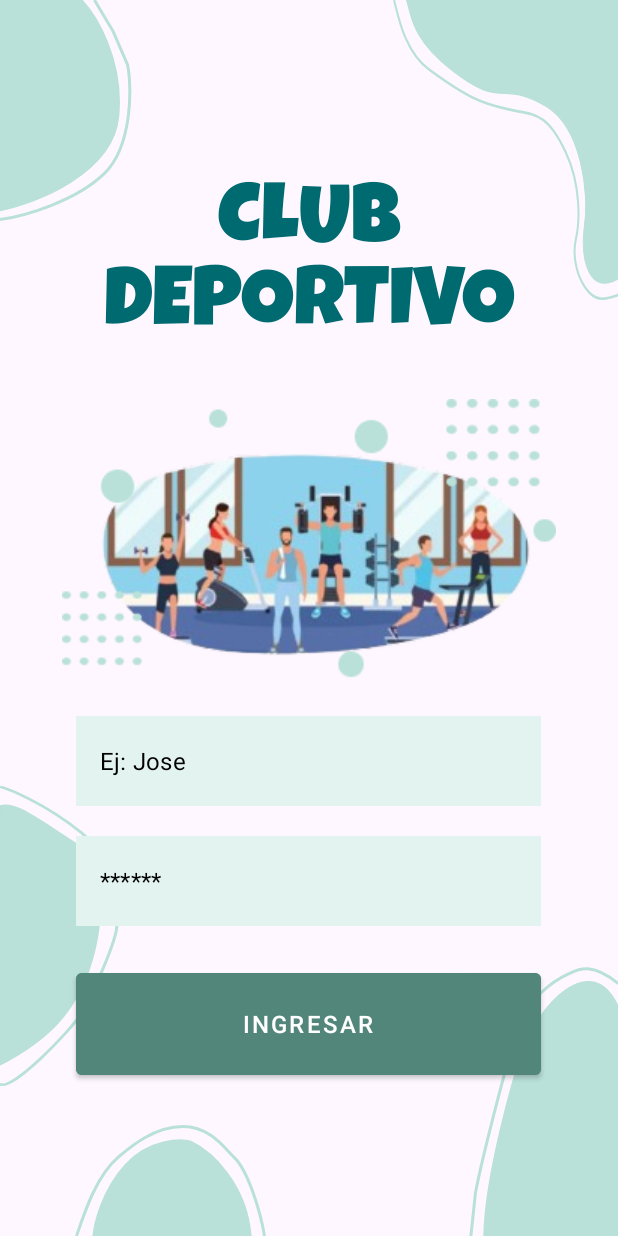
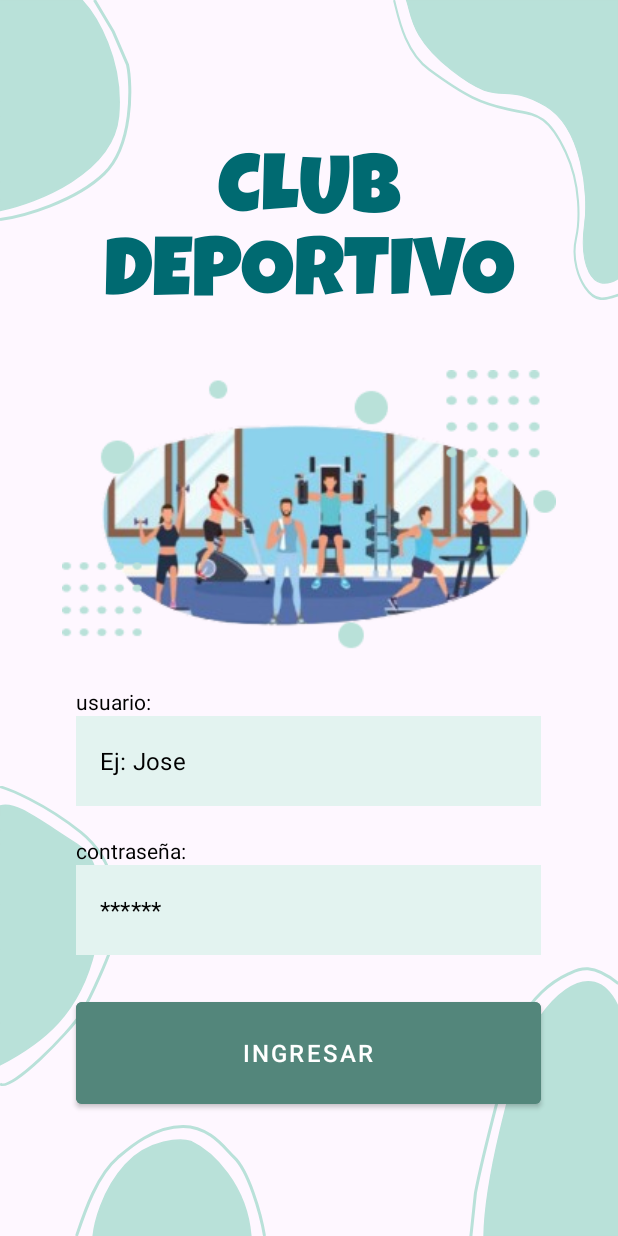
Before and after one commit to fazcue/DamProyectoIntegrador, an Android app: the screen it shows after launch (MainActivity), on a phone screen of 412 x 824 dp. Run offline under Robolectric (Android 15) with nearby library versions, the phone set to English and light mode, and no system bars.

Commit message:
Add labels style + Add labels to main activity

```diff
--- a/app/src/main/res/layout/activity_main.xml
+++ b/app/src/main/res/layout/activity_main.xml
@@ -24,12 +24,20 @@
             android:contentDescription="@string/main_logo"
             android:layout_marginVertical="20dp"/>
 
+        <TextView
+            style="@style/LabelStyle"
+            android:text="@string/usernameLabel" />
+
         <EditText
             style="@style/EditTextStyle"
             android:id="@+id/et_username"
             android:autofillHints=""
             android:hint="@string/username"
             android:inputType="text" />
+
+        <TextView
+            style="@style/LabelStyle"
+            android:text="@string/passwordLabel" />
 
         <EditText
             style="@style/EditTextStyle"
--- a/app/src/main/res/values/strings.xml
+++ b/app/src/main/res/values/strings.xml
@@ -11,4 +11,6 @@
     <string name="pagarCuota">PAGAR CUOTA</string>
     <string name="listarMorosos">LISTAR MOROSOS</string>
     <string name="emitirCarnet">EMITIR CARNET</string>
+    <string name="usernameLabel">usuario:</string>
+    <string name="passwordLabel">contraseña:</string>
 </resources>
--- a/app/src/main/res/values/styles.xml
+++ b/app/src/main/res/values/styles.xml
@@ -8,6 +8,13 @@
         <item name="android:textColor">@color/colorTitle</item>
         <item name="android:textSize">55sp</item>
         <item name="android:padding">10dp</item>
+    </style>
+
+    <style name="LabelStyle" parent="Widget.AppCompat.TextView">
+        <item name="android:layout_width">310dp</item>
+        <item name="android:layout_height">wrap_content</item>
+        <item name="android:textSize">14sp</item>
+        <item name="android:textColor">@color/colorFormText</item>
     </style>
 
     <style name="EditTextStyle" parent="Widget.MaterialComponents.TextInputEditText.OutlinedBox">
```
